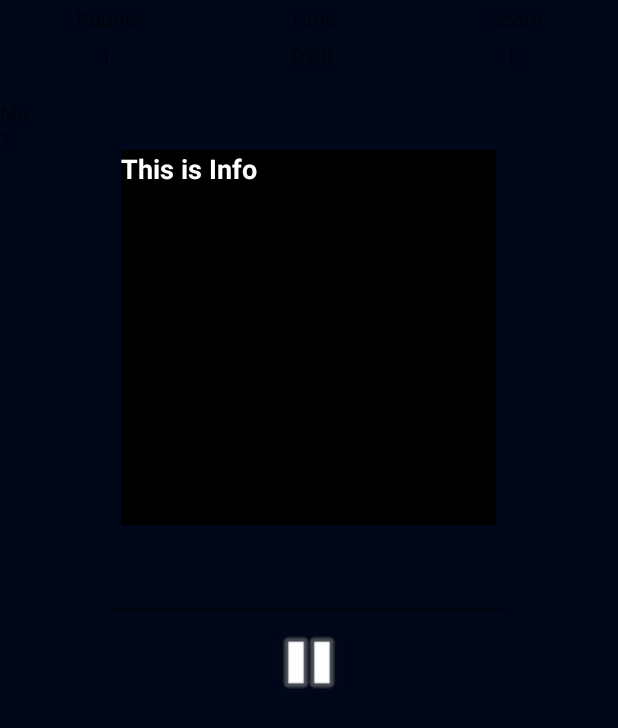
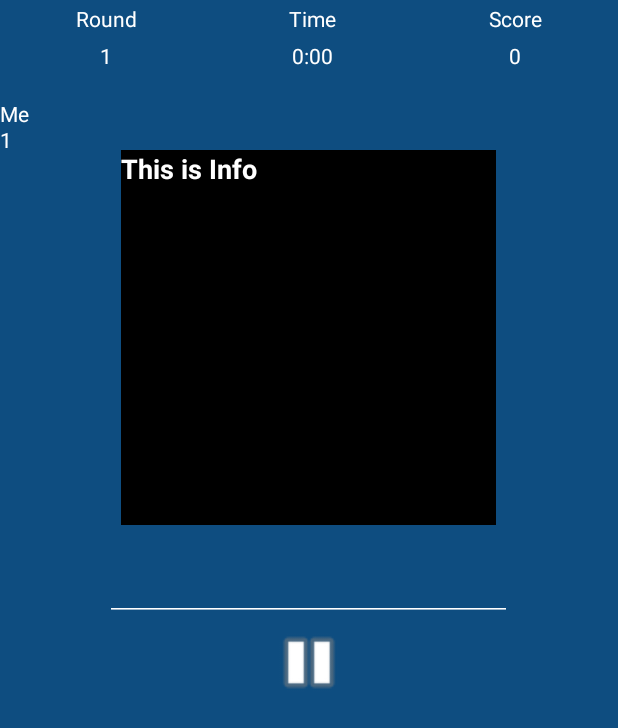
Before and after one commit to JamBuzzers/What-sThatJam-, an Android app: the fragment GameFragment shown on its own in the app's theme, on a phone screen of 412 x 824 dp. Shown: the top 728 px of the screen. Run offline under Robolectric (Android 15) with nearby library versions, the phone set to English and light mode, and no system bars; our stand-ins replace ButterKnife; pictures from the network do not load; Roboto replaces fonts that are not available here.

Commit message:
Changed the colors in the game fragment

```diff
--- a/app/src/main/res/layout/fragment_game.xml
+++ b/app/src/main/res/layout/fragment_game.xml
@@ -6,7 +6,7 @@
     android:layout_height="match_parent"
     android:orientation="vertical"
     tools:context=".GameFragment"
-    android:background="@color/colorPrimaryDark">
+    android:background="@color/colorPrimary">
 
     <LinearLayout
         android:layout_width="match_parent"
@@ -27,7 +27,8 @@
                 android:layout_height="wrap_content"
                 android:layout_weight="1"
                 android:gravity="center"
-                android:text="Round" />
+                android:text="Round"
+                android:textColor="@color/white"/>
 
             <TextView
                 android:id="@+id/tvRound"
@@ -35,7 +36,7 @@
                 android:layout_height="wrap_content"
                 android:layout_weight="1"
                 android:gravity="center"
-
+                android:textColor="@color/white"
                 android:text="1" />
         </LinearLayout>
 
@@ -52,7 +53,8 @@
                 android:layout_height="wrap_content"
                 android:layout_weight="1"
                 android:gravity="center"
-                android:text="Time" />
+                android:text="Time"
+                android:textColor="@color/white"/>
 
             <TextView
                 android:id="@+id/tvTime"
@@ -60,7 +62,7 @@
                 android:layout_height="wrap_content"
                 android:layout_weight="1"
                 android:gravity="center"
-
+                android:textColor="@color/white"
                 android:text="0:00" />
 
         </LinearLayout>
@@ -79,7 +81,8 @@
                 android:layout_height="wrap_content"
                 android:layout_weight="1"
                 android:gravity="center"
-                android:text="Score" />
+                android:text="Score"
+                android:textColor="@color/white"/>
 
             <TextView
                 android:id="@+id/tvScore"
@@ -87,7 +90,7 @@
                 android:layout_height="wrap_content"
                 android:layout_weight="1"
                 android:gravity="center"
-
+                android:textColor="@color/white"
                 android:text="0" />
 
         </LinearLayout>
@@ -111,14 +114,16 @@
                 android:layout_height="match_parent"
                 android:layout_weight="1"
                 android:gravity="center"
-                android:text="Me" />
+                android:text="Me"
+                android:textColor="@color/white"/>
 
             <TextView
                 android:layout_width="wrap_content"
                 android:layout_height="match_parent"
                 android:layout_weight="1"
                 android:gravity="center"
-                android:text="1" />
+                android:text="1"
+                android:textColor="@color/white"/>
         </LinearLayout>
         <LinearLayout
             android:layout_width="wrap_content"
@@ -169,7 +174,9 @@
         android:layout_centerHorizontal="true"
         android:layout_gravity="center"
         android:inputType="text"
-        android:gravity="center"/>
+        android:gravity="center"
+        android:textColor="@color/white"
+        android:backgroundTint="@color/white"/>
 
     <ImageView
         android:id="@+id/ivStop"
```
